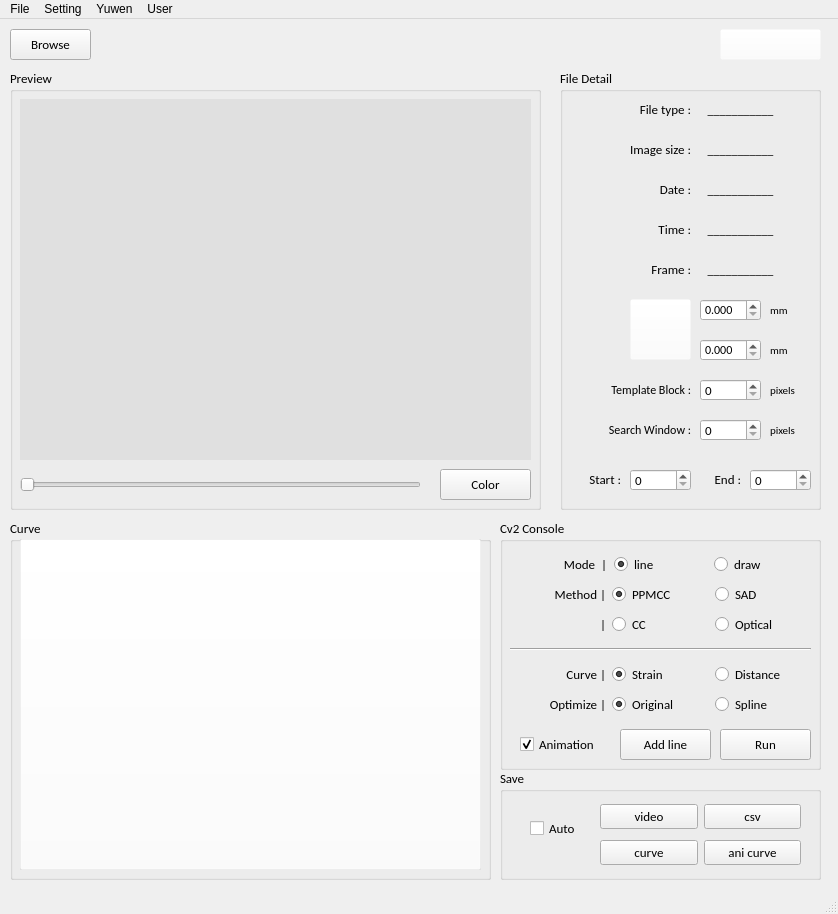
Before: the Qt Designer form tool/main.ui in doraduan12/Speckle_Tracking, drawn with Qt 5.
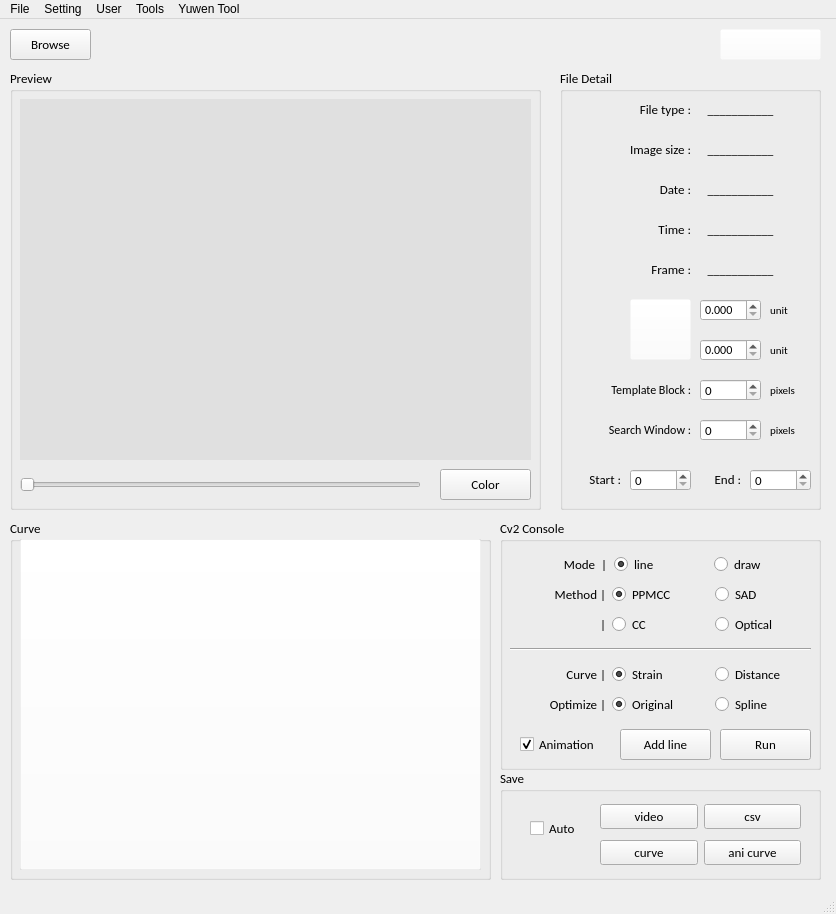
After: the same form once the commit is applied.

Diff of the .ui file:
```diff
--- a/tool/main.ui
+++ b/tool/main.ui
@@ -6,7 +6,7 @@
    <rect>
     <x>0</x>
     <y>0</y>
-    <width>838</width>
+    <width>836</width>
     <height>914</height>
    </rect>
   </property>
@@ -367,11 +367,12 @@
      </property>
      <property name="font">
       <font>
+       <family>Calibri</family>
        <pointsize>8</pointsize>
       </font>
      </property>
      <property name="text">
-      <string>mm</string>
+      <string>unit</string>
      </property>
      <property name="textFormat">
       <enum>Qt::AutoText</enum>
@@ -391,11 +392,12 @@
      </property>
      <property name="font">
       <font>
+       <family>Calibri</family>
        <pointsize>8</pointsize>
       </font>
      </property>
      <property name="text">
-      <string>mm</string>
+      <string>unit</string>
      </property>
      <property name="textFormat">
       <enum>Qt::AutoText</enum>
@@ -1736,8 +1738,8 @@
     <rect>
      <x>0</x>
      <y>0</y>
-     <width>838</width>
-     <height>25</height>
+     <width>836</width>
+     <height>24</height>
     </rect>
    </property>
    <widget class="QMenu" name="menuFile">
@@ -1755,23 +1757,31 @@
     <addaction name="action_open_setting_file"/>
     <addaction name="action_open_saved_points"/>
    </widget>
-   <widget class="QMenu" name="menuOSA">
+   <widget class="QMenu" name="menuYuwen">
     <property name="title">
-     <string>Yuwen</string>
+     <string>Yuwen Tool</string>
     </property>
     <addaction name="action_multi_files"/>
    </widget>
-   <widget class="QMenu" name="menuTK">
+   <widget class="QMenu" name="menuUser">
     <property name="title">
      <string>User</string>
     </property>
     <addaction name="action_user_tk"/>
     <addaction name="action_user_yuwen"/>
+    <addaction name="action_user_ishan"/>
+   </widget>
+   <widget class="QMenu" name="menuTools">
+    <property name="title">
+     <string>Tools</string>
+    </property>
+    <addaction name="action_resize_input"/>
    </widget>
    <addaction name="menuFile"/>
    <addaction name="menuSetting"/>
-   <addaction name="menuOSA"/>
-   <addaction name="menuTK"/>
+   <addaction name="menuUser"/>
+   <addaction name="menuTools"/>
+   <addaction name="menuYuwen"/>
   </widget>
   <action name="action_version">
    <property name="text">
```
Left out of the diff: 38 changed lines with no effect on the pictures.
